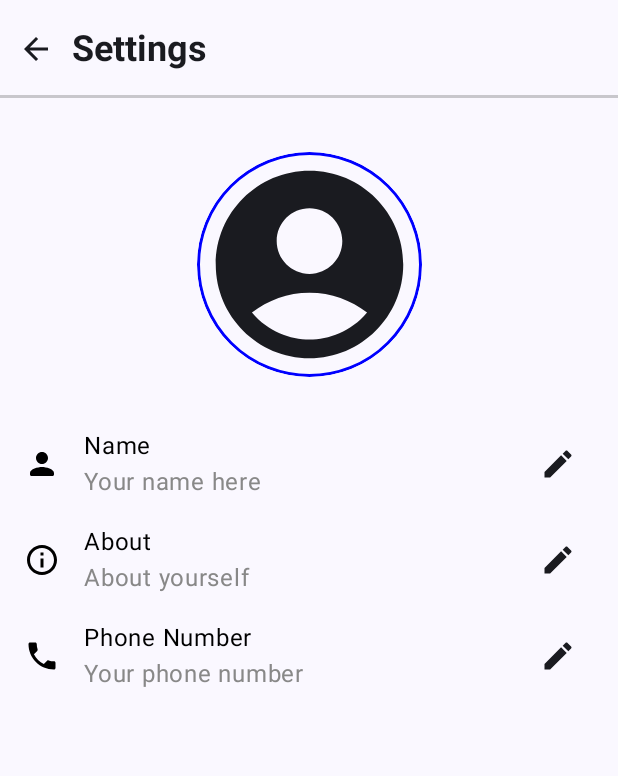
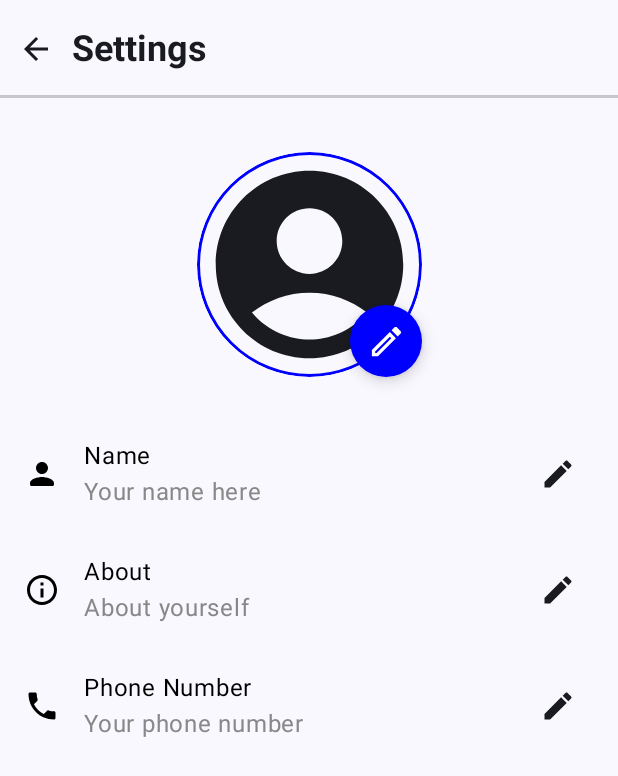
Before and after one commit to omniaharby/Chat-App, an Android app built with Jetpack Compose: the SettingsScreen screen opened through its navigation route, on a phone screen of 412 x 824 dp. Shown: the top 776 px of the screen. Run offline under Robolectric (Android 15) with nearby library versions, the phone set to English and light mode, and no system bars; our stand-ins replace Dagger/Hilt's generated code; pictures from the network do not load.

Commit message:
wire login and settings screen with view models

```diff
--- a/app/src/main/java/com/example/chatapp/navigation/Navigation.kt
+++ b/app/src/main/java/com/example/chatapp/navigation/Navigation.kt
@@ -49,7 +49,7 @@ fun Navigation() {
         composable(
             route = Screen.Settings.route
         ) {
-            SettingsScreen()
+            SettingsScreen(onBackClick = { navController.navigateUp() })
         }
     }
 }
--- a/app/src/main/java/com/example/chatapp/repository/Repository.kt
+++ b/app/src/main/java/com/example/chatapp/repository/ChatRepository.kt
@@ -9,7 +9,7 @@ import kotlinx.coroutines.flow.Flow
 import kotlinx.coroutines.flow.flow
 import javax.inject.Inject
 
-class Repository @Inject constructor() {
+class ChatRepository @Inject constructor() {
 
     suspend fun getAllChats(): Flow<List<ChatItemData>> {
         return flow {
--- a/app/src/main/java/com/example/chatapp/ui/chat/ChatViewModel.kt
+++ b/app/src/main/java/com/example/chatapp/ui/chat/ChatViewModel.kt
@@ -4,7 +4,7 @@ import androidx.lifecycle.SavedStateHandle
 import androidx.lifecycle.ViewModel
 import androidx.lifecycle.viewModelScope
 import com.example.chatapp.domain.Chat
-import com.example.chatapp.repository.Repository
+import com.example.chatapp.repository.ChatRepository
 import dagger.hilt.android.lifecycle.HiltViewModel
 import kotlinx.coroutines.flow.Flow
 import kotlinx.coroutines.flow.MutableStateFlow
@@ -16,7 +16,7 @@ import javax.inject.Inject
 
 @HiltViewModel
 class ChatViewModel @Inject constructor(
-    private val repository: Repository,
+    private val repository: ChatRepository,
     savedStateHandle: SavedStateHandle
 ) : ViewModel() {
 
--- a/app/src/main/java/com/example/chatapp/ui/components/CircularImage.kt
+++ b/app/src/main/java/com/example/chatapp/ui/components/CircularImage.kt
@@ -22,6 +22,7 @@ import coil.request.ImageRequest
 
 @Composable
 fun CircularImage(
+    modifier: Modifier = Modifier,
     bitmap: ImageBitmap? = null,
     imageUrl: String? = null,
     imageSize: Dp = 50.dp,
@@ -33,7 +34,7 @@ fun CircularImage(
     )
 
     Box(
-        modifier = Modifier.size(imageSize),
+        modifier = modifier.size(imageSize),
         contentAlignment = androidx.compose.ui.Alignment.Center,
     ) {
         bitmap?.also {
--- a/app/src/main/java/com/example/chatapp/ui/home/HomeViewModel.kt
+++ b/app/src/main/java/com/example/chatapp/ui/home/HomeViewModel.kt
@@ -3,7 +3,7 @@ package com.example.chatapp.ui.home
 import androidx.lifecycle.ViewModel
 import androidx.lifecycle.viewModelScope
 import com.example.chatapp.domain.ChatItemData
-import com.example.chatapp.repository.Repository
+import com.example.chatapp.repository.ChatRepository
 import dagger.hilt.android.lifecycle.HiltViewModel
 import kotlinx.coroutines.flow.Flow
 import kotlinx.coroutines.flow.MutableStateFlow
@@ -13,7 +13,7 @@ import kotlinx.coroutines.launch
 import javax.inject.Inject
 
 @HiltViewModel
-class HomeViewModel @Inject constructor(private val repository: Repository) : ViewModel() {
+class HomeViewModel @Inject constructor(private val repository: ChatRepository) : ViewModel() {
 
     private val _chatList = MutableStateFlow<List<ChatItemData>?>(null)
     val chatList get() = _chatList.filterNotNull()
--- a/app/src/main/java/com/example/chatapp/ui/login/LoginScreen.kt
+++ b/app/src/main/java/com/example/chatapp/ui/login/LoginScreen.kt
@@ -16,6 +16,7 @@ import androidx.compose.runtime.Composable
 import androidx.compose.runtime.getValue
 import androidx.compose.runtime.mutableStateOf
 import androidx.compose.runtime.remember
+import androidx.compose.runtime.rememberCoroutineScope
 import androidx.compose.runtime.setValue
 import androidx.compose.ui.Alignment
 import androidx.compose.ui.Modifier
@@ -23,12 +24,18 @@ import androidx.compose.ui.graphics.Color
 import androidx.compose.ui.text.input.KeyboardType
 import androidx.compose.ui.unit.dp
 import androidx.hilt.navigation.compose.hiltViewModel
-import dagger.hilt.android.lifecycle.HiltViewModel
+import kotlinx.coroutines.launch
 
 @Composable
-fun LoginScreen(onGetPinAction: (String) -> Unit,loginViewModel: LoginViewModel = hiltViewModel()) {
+fun LoginScreen(
+    onGetPinAction: () -> Unit,
+    viewModel: LoginViewModel = hiltViewModel()
+) {
     var phoneNumber by remember { mutableStateOf("") }
     var countryCode by remember { mutableStateOf("+1") } // Default country code
+    var isError by remember { mutableStateOf(false) }
+
+    val coroutineScope = rememberCoroutineScope()
 
     Column(
         modifier = Modifier
@@ -54,7 +61,8 @@ fun LoginScreen(onGetPinAction: (String) -> Unit,loginViewModel: LoginViewModel
             keyboardOptions = KeyboardOptions.Default.copy(keyboardType = KeyboardType.Number),
             modifier = Modifier
                 .fillMaxWidth()
-                .padding(bottom = 8.dp)
+                .padding(bottom = 8.dp),
+            isError = countryCode.isBlank()
         )
 
         // Phone number input field
@@ -64,13 +72,23 @@ fun LoginScreen(onGetPinAction: (String) -> Unit,loginViewModel: LoginViewModel
             label = { Text("Phone Number") },
             singleLine = true,
             keyboardOptions = KeyboardOptions.Default.copy(keyboardType = KeyboardType.Number),
-            modifier = Modifier.fillMaxWidth()
+            modifier = Modifier.fillMaxWidth(),
+            isError = isError
         )
 
         Spacer(modifier = Modifier.height(16.dp))
 
         Button(
-            onClick = { onGetPinAction(countryCode+phoneNumber) },
+            onClick = {
+                isError = phoneNumber.isBlank() || countryCode.isBlank()
+                if (!isError) {
+                    coroutineScope.launch {
+                        onGetPinAction()
+                        viewModel.registerWithPhoneNumber(countryCode + phoneNumber)
+                        // todo update action according to response
+                    }
+                }
+            },
             modifier = Modifier
                 .fillMaxWidth()
                 .padding(vertical = 8.dp)
--- a/app/src/main/java/com/example/chatapp/ui/login/LoginViewModel.kt
+++ b/app/src/main/java/com/example/chatapp/ui/login/LoginViewModel.kt
@@ -1,9 +1,19 @@
 package com.example.chatapp.ui.login
 
 import androidx.lifecycle.ViewModel
+import com.example.chatapp.domain.ChatItemData
+import com.example.chatapp.repository.UserRepository
 import dagger.hilt.android.lifecycle.HiltViewModel
+import kotlinx.coroutines.flow.Flow
 import javax.inject.Inject
 
 @HiltViewModel
-class LoginViewModel @Inject constructor() : ViewModel() {
+class LoginViewModel @Inject constructor(private val repository: UserRepository) : ViewModel() {
+    suspend fun registerWithPhoneNumber(phone: String) {
+        repository.registerWithPhoneNumber(phone)
+    }
+
+    suspend fun checkPin(pin: Int) {
+        repository.checkPin(pin)
+    }
 }
--- /dev/null
+++ b/app/src/main/java/com/example/chatapp/ui/settings/SettingsItem.kt
@@ -0,0 +1,104 @@
+package com.example.chatapp.ui.settings
+
+import androidx.compose.foundation.Image
+import androidx.compose.foundation.layout.Column
+import androidx.compose.foundation.layout.Row
+import androidx.compose.foundation.layout.Spacer
+import androidx.compose.foundation.layout.fillMaxWidth
+import androidx.compose.foundation.layout.padding
+import androidx.compose.foundation.layout.size
+import androidx.compose.foundation.layout.width
+import androidx.compose.foundation.shape.RoundedCornerShape
+import androidx.compose.material.icons.Icons
+import androidx.compose.material.icons.filled.Done
+import androidx.compose.material.icons.filled.Edit
+import androidx.compose.material3.Icon
+import androidx.compose.material3.IconButton
+import androidx.compose.material3.Text
+import androidx.compose.material3.TextField
+import androidx.compose.material3.TextFieldDefaults
+import androidx.compose.runtime.Composable
+import androidx.compose.runtime.LaunchedEffect
+import androidx.compose.runtime.getValue
+import androidx.compose.runtime.mutableStateOf
+import androidx.compose.runtime.remember
+import androidx.compose.runtime.setValue
+import androidx.compose.ui.Alignment
+import androidx.compose.ui.Modifier
+import androidx.compose.ui.focus.FocusRequester
+import androidx.compose.ui.focus.focusRequester
+import androidx.compose.ui.graphics.Color
+import androidx.compose.ui.graphics.vector.ImageVector
+import androidx.compose.ui.unit.dp
+
+@Composable
+fun SettingsItem(
+    icon: ImageVector,
+    text: String,
+    details: String,
+    onEditClick: (() -> Unit)? = null,
+    onChangeTextAction: (String) -> Unit = { _ -> }
+) {
+    var isEditModeOn by remember { mutableStateOf(false) }
+
+    Row(
+        modifier = Modifier
+            .fillMaxWidth()
+            .padding(horizontal = 16.dp, vertical = 8.dp),
+        verticalAlignment = Alignment.CenterVertically
+    ) {
+        Image(
+            imageVector = icon,
+            contentDescription = null,
+            modifier = Modifier.size(24.dp)
+        )
+        Spacer(modifier = Modifier.width(16.dp))
+
+        EditableTextViewWithDetails(isEditModeOn, text, details, onChangeTextAction)
+
+        Spacer(modifier = Modifier.weight(1f))
+        IconButton(onClick = { onEditClick?.invoke() ?: run { isEditModeOn = !isEditModeOn } }) {
+            Icon(
+                imageVector = if (isEditModeOn) Icons.Filled.Done else Icons.Filled.Edit,
+                contentDescription = "Edit"
+            )
+        }
+    }
+}
+
+@Composable
+fun EditableTextViewWithDetails(
+    isEditModeOn: Boolean,
+    text: String,
+    details: String,
+    onChangeTextAction: (String) -> Unit
+) {
+
+    if (isEditModeOn) {
+        val focusRequester = remember { FocusRequester() }
+        LaunchedEffect(key1 = isEditModeOn) {
+            focusRequester.requestFocus()
+        }
+
+        TextField(
+            value = text,
+            onValueChange = onChangeTextAction,
+            modifier = Modifier
+                .fillMaxWidth(0.8f)
+                .focusRequester(focusRequester),
+            shape = RoundedCornerShape(15.dp),
+            colors = TextFieldDefaults.colors(
+                disabledContainerColor = Color.Transparent,
+                cursorColor = Color.Black,
+                focusedIndicatorColor = Color.Black,
+                unfocusedIndicatorColor = Color.Transparent,
+            ),
+            placeholder = { Text("Enter your message...") }
+        )
+    } else {
+        Column(Modifier.padding(vertical = 6.5.dp)) {
+            Text(text = text, color = Color.Black)
+            Text(text = details, Modifier.fillMaxWidth(0.7f), color = Color.Gray)
+        }
+    }
+}
--- a/app/src/main/java/com/example/chatapp/ui/settings/SettingsScreen.kt
+++ b/app/src/main/java/com/example/chatapp/ui/settings/SettingsScreen.kt
@@ -1,46 +1,65 @@
 package com.example.chatapp.ui.settings
 
-import androidx.compose.foundation.Image
 import androidx.compose.foundation.layout.Arrangement
+import androidx.compose.foundation.layout.Box
 import androidx.compose.foundation.layout.Column
-import androidx.compose.foundation.layout.Row
 import androidx.compose.foundation.layout.Spacer
 import androidx.compose.foundation.layout.fillMaxSize
-import androidx.compose.foundation.layout.fillMaxWidth
 import androidx.compose.foundation.layout.height
 import androidx.compose.foundation.layout.padding
 import androidx.compose.foundation.layout.size
-import androidx.compose.foundation.layout.width
+import androidx.compose.foundation.shape.RoundedCornerShape
 import androidx.compose.material.icons.Icons
-import androidx.compose.material.icons.filled.Edit
 import androidx.compose.material.icons.filled.Phone
+import androidx.compose.material.icons.outlined.Edit
 import androidx.compose.material.icons.outlined.Info
 import androidx.compose.material.icons.rounded.Person
+import androidx.compose.material3.FloatingActionButton
 import androidx.compose.material3.Icon
-import androidx.compose.material3.IconButton
-import androidx.compose.material3.Text
 import androidx.compose.runtime.Composable
 import androidx.compose.ui.Alignment
 import androidx.compose.ui.Modifier
 import androidx.compose.ui.graphics.Color
-import androidx.compose.ui.graphics.vector.ImageVector
+import androidx.compose.ui.tooling.preview.Preview
 import androidx.compose.ui.unit.dp
 import androidx.hilt.navigation.compose.hiltViewModel
+import com.example.chatapp.repository.UserRepository
 import com.example.chatapp.ui.components.CircularImage
 
 @Composable
-fun SettingsScreen(viewModel: SettingsViewModel = hiltViewModel()) {
+fun SettingsScreen(onBackClick: () -> Unit, viewModel: SettingsViewModel = hiltViewModel()) {
     Column(
         modifier = Modifier.fillMaxSize(),
         horizontalAlignment = Alignment.CenterHorizontally,
         verticalArrangement = Arrangement.Top
     ) {
-        SettingsToolBar {
-            // todo go back
+        SettingsToolBar(onBackClick)
+        Spacer(modifier = Modifier.height(36.dp))
+        Box {
+            CircularImage(
+                contentDescription = "Profile Image",
+                imageSize = 150.dp,
+            )
+            FloatingActionButton(
+                shape = RoundedCornerShape(25.dp),
+                containerColor = Color.Blue,
+                onClick = {
+                    // handle action
+                },
+                modifier = Modifier
+                    .padding(start = 8.dp)
+                    .size(48.dp)
+                    .align(Alignment.BottomEnd),
+                content = {
+                    Icon(
+                        modifier = Modifier.size(26.dp),
+                        imageVector = Icons.Outlined.Edit,
+                        contentDescription = "Upload new image",
+                        tint = Color.White
+                    )
+                }
+            )
         }
-        Spacer(modifier = Modifier.height(36.dp))
-
-        CircularImage(contentDescription = "Profile Image", imageSize = 150.dp)
 
         Spacer(modifier = Modifier.height(26.dp))
 
@@ -48,54 +67,37 @@ fun SettingsScreen(viewModel: SettingsViewModel = hiltViewModel()) {
             SettingsItem(
                 icon = Icons.Rounded.Person,
                 text = "Name",
-                explanation = "Your name here",
-                onEditClick = {}
+                details = "Your name here",
             )
             SettingsItem(
                 icon = Icons.Outlined.Info,
                 text = "About",
-                explanation = "About yourself",
-                onEditClick = {}
+                details = "About yourself",
             )
             SettingsItem(
                 icon = Icons.Filled.Phone,
                 text = "Phone Number",
-                explanation = "Your phone number",
-                onEditClick = {}
+                details = "Your phone number",
             )
         }
     }
 }
 
+@Preview
 @Composable
-fun SettingsItem(
-    icon: ImageVector,
-    text: String,
-    explanation: String,
-    onEditClick: () -> Unit
-) {
-    Row(
-        modifier = Modifier
-            .fillMaxWidth()
-            .padding(horizontal = 16.dp, vertical = 8.dp),
-        verticalAlignment = Alignment.CenterVertically
-    ) {
-        Image(
-            imageVector = icon,
-            contentDescription = null,
-            modifier = Modifier.size(24.dp)
-        )
-        Spacer(modifier = Modifier.width(16.dp))
-        Column {
-            Text(text = text, color = Color.Black)
-            Text(text = explanation, color = Color.Gray)
-        }
-        Spacer(modifier = Modifier.weight(1f))
-        IconButton(onClick = onEditClick) {
-            Icon(
-                imageVector = Icons.Filled.Edit,
-                contentDescription = "Edit"
-            )
-        }
-    }
+fun SHowSettings() {
+    SettingsScreen(
+        { },
+        SettingsViewModel(UserRepository())
+    )
 }
+
+@Preview
+@Composable
+fun SHowItem() {
+    SettingsItem(
+        icon = Icons.Filled.Phone,
+        text = "Phone",
+        details = "This IS the phone number linked to this account",
+    )
+}
--- a/app/src/main/java/com/example/chatapp/ui/settings/SettingsViewModel.kt
+++ b/app/src/main/java/com/example/chatapp/ui/settings/SettingsViewModel.kt
@@ -1,9 +1,22 @@
 package com.example.chatapp.ui.settings
 
 import androidx.lifecycle.ViewModel
+import com.example.chatapp.repository.UserRepository
 import dagger.hilt.android.lifecycle.HiltViewModel
 import javax.inject.Inject
 
 @HiltViewModel
-class SettingsViewModel @Inject constructor() : ViewModel() {
+class SettingsViewModel @Inject constructor(private val repository: UserRepository) : ViewModel() {
+
+    suspend fun updateUserName(name: String) {
+        repository.updateUserName(name)
+    }
+
+    suspend fun updateUserBio(bio: String) {
+        repository.updateUserBio(bio)
+    }
+
+    suspend fun updateUserPhoneNumber(phone: String) {
+        repository.updateUserPhone(phone)
+    }
 }
```
Also changed, not shown: app/src/main/java/com/example/chatapp/repository/UserRepository.kt (added, +32 -0 lines), app/src/main/java/com/example/chatapp/ui/login/PinVerificationScreen.kt (+53 -19 lines).
